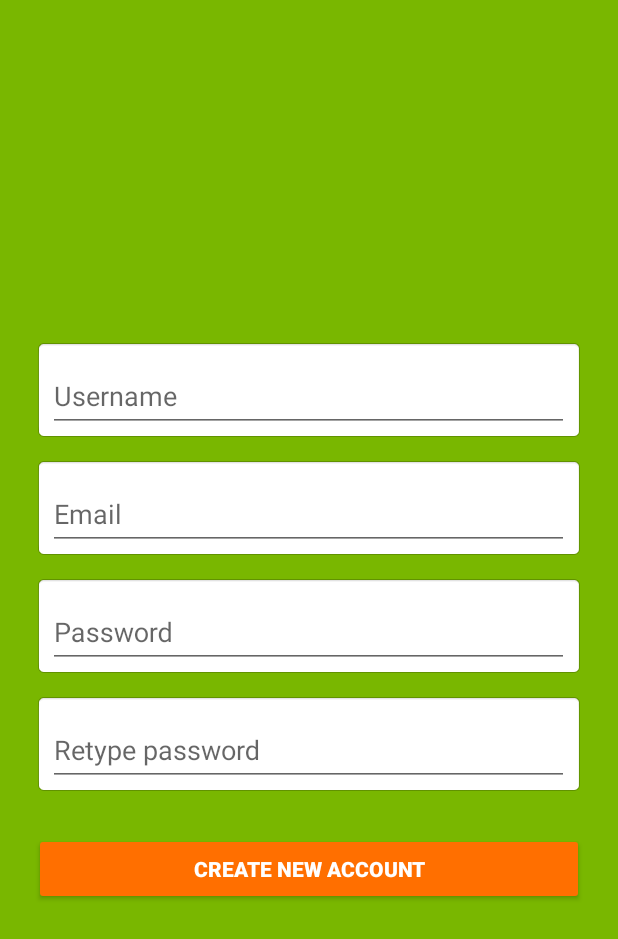
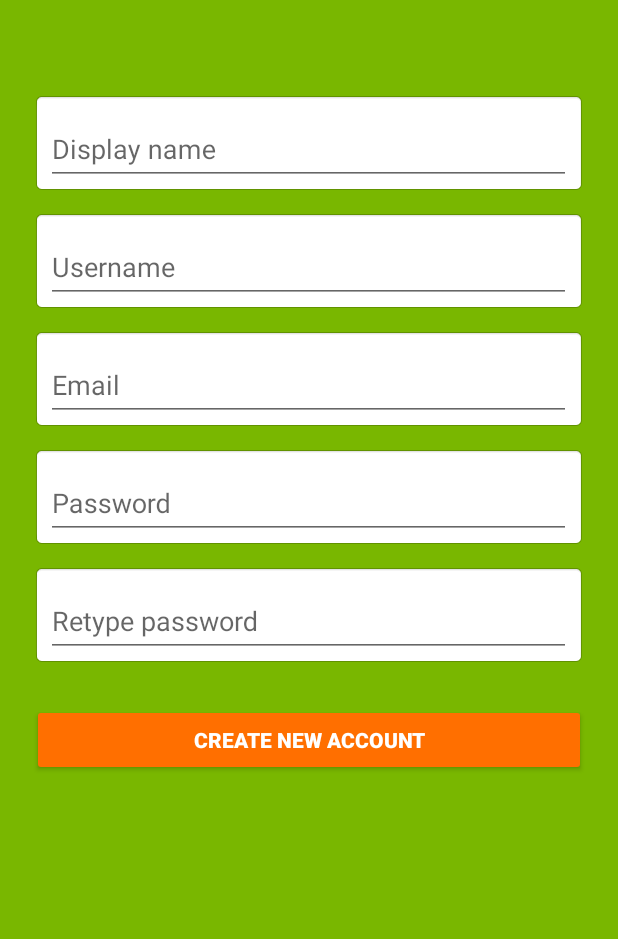
Before and after one commit to Szpansky/Quizator, an Android app: the screen it shows after launch (NewAccountActivity), after a tap on "Create a new account", on a phone screen of 412 x 824 dp. Shown: the top 939 px of the screen. Run offline under Robolectric (Android 15) with nearby library versions, the phone set to English and light mode, and no system bars; libraries missing offline, so code that uses them is left out: com.squareup.okhttp; 1 other tap on this screen came first.

Commit message:
Version 1.81 - added displayname field

```diff
--- a/app/src/main/res/layout/activity_new_account.xml
+++ b/app/src/main/res/layout/activity_new_account.xml
@@ -1,15 +1,12 @@
-<LinearLayout xmlns:android="http://schemas.android.com/apk/res/android"
-    xmlns:tools="http://schemas.android.com/tools"
+<RelativeLayout xmlns:android="http://schemas.android.com/apk/res/android"
     android:layout_width="match_parent"
     android:layout_height="match_parent"
     android:background="@color/colorBackground"
-    android:gravity="center_horizontal"
     android:orientation="vertical"
     android:paddingBottom="@dimen/activity_vertical_margin"
     android:paddingLeft="@dimen/activity_horizontal_margin"
     android:paddingRight="@dimen/activity_horizontal_margin"
-    android:paddingTop="@dimen/activity_vertical_margin"
-    tools:context="com.apps.szpansky.quizator.NewAccountActivity">
+    android:paddingTop="@dimen/activity_vertical_margin">
 
     <!-- Login progress -->
 
@@ -30,10 +27,28 @@
             android:id="@+id/email_login_form"
             android:layout_width="match_parent"
             android:layout_height="wrap_content"
-            android:layout_gravity="center"
-            android:layout_margin="1dp"
-            android:gravity="center"
             android:orientation="vertical">
+
+            <Space
+                android:layout_width="match_parent"
+                android:layout_height="wrap_content"
+                android:layout_margin="@dimen/button_login_margin" />
+
+            <android.support.design.widget.TextInputLayout
+                android:layout_width="match_parent"
+                android:layout_height="match_parent"
+                android:layout_margin="@dimen/cell_padding"
+                android:background="@android:drawable/editbox_background">
+
+                <EditText
+                    android:id="@+id/userDisplayName"
+                    android:layout_width="match_parent"
+                    android:layout_height="wrap_content"
+                    android:hint="@string/display_name"
+                    android:inputType="textVisiblePassword"
+                    android:maxLines="1" />
+
+            </android.support.design.widget.TextInputLayout>
 
             <android.support.design.widget.TextInputLayout
                 android:layout_width="match_parent"
@@ -117,4 +132,4 @@
 
         </LinearLayout>
     </ScrollView>
-</LinearLayout>
+</RelativeLayout>
--- a/app/src/main/res/values/strings.xml
+++ b/app/src/main/res/values/strings.xml
@@ -72,5 +72,6 @@
     <string name="road_adventure">Adventure road</string>
     <string name="rank">Ranks</string>
     <string name="position">Position</string>
+    <string name="display_name">Display name</string>
 
 </resources>
```
Also changed, not shown: app/src/main/java/com/apps/szpansky/quizator/NewAccountActivity.java (+10 -1 lines), app/src/main/java/com/apps/szpansky/quizator/Tasks/CreateNewAccount.java (+8 -2 lines), 3 other files.
